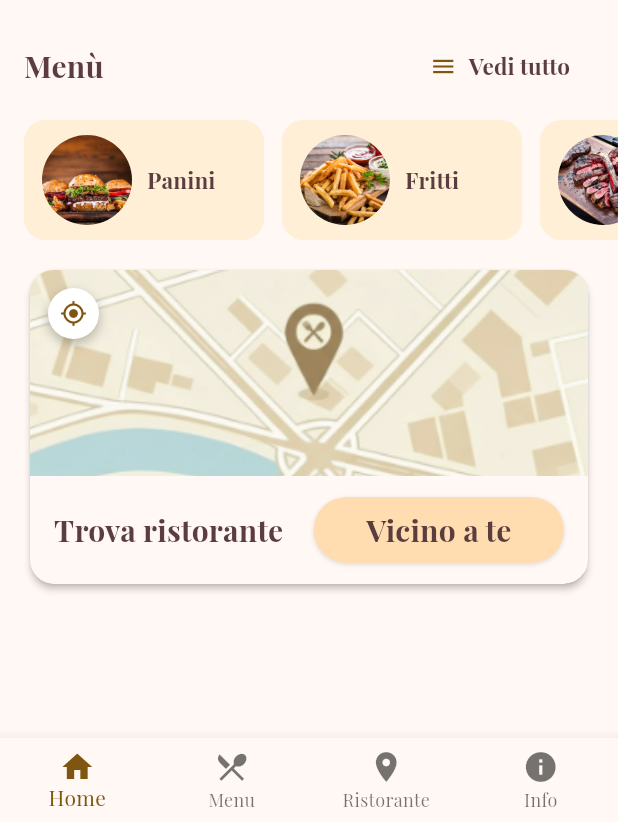
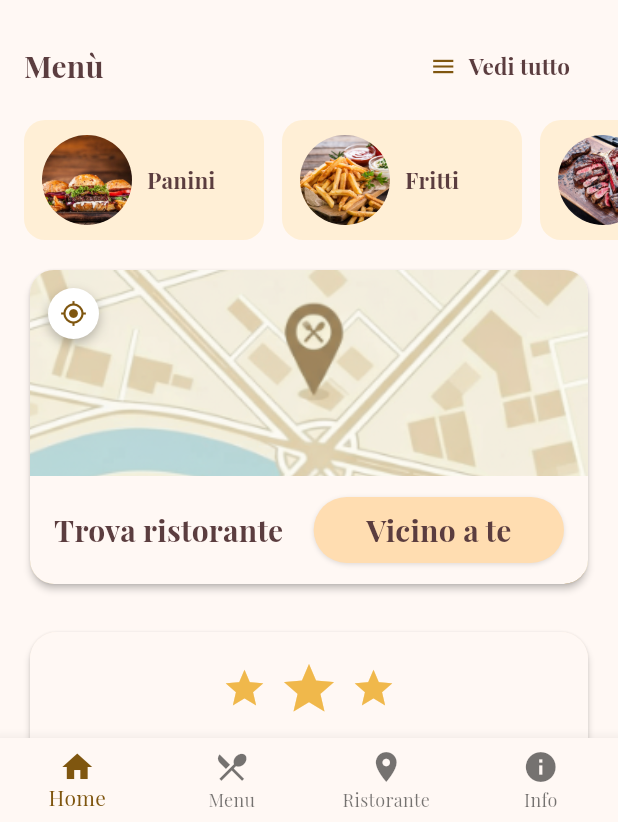
Before and after one commit to AandreaSp/crunchy, a Flutter app: the screen it shows after launch, on a phone screen of 412 x 824 dp, the part 414-1236 px from its top. Run offline on Flutter 3.47's test engine with Material 3 defaults, Android fonts, the phone set to English and light mode, and no system bars; project files that could hold a hidden picture were left out.

Commit message:
card per le recensioni nella home

```diff
--- a/lib/pages/home.dart
+++ b/lib/pages/home.dart
@@ -1,5 +1,6 @@
 import 'package:crunchy/pages/menu_list.dart';
 import 'package:flutter/material.dart';
+import 'package:crunchy/widgets/review_card.dart';
 
 class HomePage extends StatelessWidget {
   final VoidCallback onOpenMenu;
@@ -10,11 +11,12 @@ class HomePage extends StatelessWidget {
     final cs = Theme.of(context).colorScheme;
 
     return Scaffold(
-      body: Center(
+      body: SafeArea(
+        child: SingleChildScrollView(
+          child: Center(
             child: Column(
               crossAxisAlignment: CrossAxisAlignment.stretch,
               children: [
-            // immagine della home
                 Padding(
                   padding: const EdgeInsets.all(20),
                   child: ClipRRect(
@@ -33,7 +35,10 @@ class HomePage extends StatelessWidget {
                   child: Row(
                     mainAxisAlignment: MainAxisAlignment.spaceBetween,
                     children: [
-                  Text('Menù', style: Theme.of(context).textTheme.titleMedium),
+                      Text(
+                        'Menù',
+                        style: Theme.of(context).textTheme.titleMedium,
+                      ),
                       TextButton.icon(
                         onPressed: onOpenMenu,
                         icon: const Icon(Icons.menu),
@@ -91,20 +96,22 @@ class HomePage extends StatelessWidget {
                                   ),
                                 ),
                               );
-                        } else if(name == 'panini') {
+                            } else if (name == 'panini') {
                               Navigator.of(context).push(
                                 MaterialPageRoute(
                                   builder: (_) => const MenuListPage(
                                     category: 'panini',
-                                title: 'Panini'),
+                                    title: 'Panini',
+                                  ),
                                 ),
                               );
-                        } else if(name == 'carne') {
+                            } else if (name == 'carne') {
                               Navigator.of(context).push(
                                 MaterialPageRoute(
                                   builder: (_) => const MenuListPage(
                                     category: 'carne',
-                                title: 'Carne'),
+                                    title: 'Carne',
+                                  ),
                                 ),
                               );
                             }
@@ -118,7 +125,7 @@ class HomePage extends StatelessWidget {
                                 const SizedBox(width: 12),
                                 CircleAvatar(
                                   radius: 30,
-                              backgroundColor: Color.fromARGB(
+                                  backgroundColor: const Color.fromARGB(
                                     255,
                                     255,
                                     239,
@@ -132,7 +139,9 @@ class HomePage extends StatelessWidget {
                                     c.name,
                                     maxLines: 1,
                                     overflow: TextOverflow.ellipsis,
-                                style: Theme.of(context).textTheme.titleSmall,
+                                    style: Theme.of(
+                                      context,
+                                    ).textTheme.titleSmall,
                                   ),
                                 ),
                                 const SizedBox(width: 12),
@@ -163,7 +172,10 @@ class HomePage extends StatelessWidget {
                           child: Stack(
                             fit: StackFit.expand,
                             children: [
-                          Image.asset('asset/mappa/map.png', fit: BoxFit.cover),
+                              Image.asset(
+                                'asset/mappa/map.png',
+                                fit: BoxFit.cover,
+                              ),
                               Positioned.fill(
                                 child: DecoratedBox(
                                   decoration: BoxDecoration(
@@ -176,10 +188,10 @@ class HomePage extends StatelessWidget {
                                 top: 12,
                                 child: Container(
                                   padding: const EdgeInsets.all(8),
-                              decoration: BoxDecoration(
+                                  decoration: const BoxDecoration(
                                     color: Colors.white,
                                     shape: BoxShape.circle,
-                                boxShadow: const [
+                                    boxShadow: [
                                       BoxShadow(
                                         blurRadius: 6,
                                         offset: Offset(0, 3),
@@ -263,7 +275,17 @@ class HomePage extends StatelessWidget {
                     ),
                   ),
                 ),
+                // card recensioni
+                const SizedBox(height: 12),
+                ReviewCard(
+                  imageAsset: 'asset/recensioni/recensione.png',
+                  onPressed: () {
+                    // schermata recensioni
+                  },
+                ),
               ],
+            ),
+          ),
         ),
       ),
     );
--- /dev/null
+++ b/lib/widgets/review_card.dart
@@ -0,0 +1,77 @@
+import 'package:flutter/material.dart';
+
+class ReviewCard extends StatelessWidget {
+  final String imageAsset;
+  final VoidCallback onPressed;
+  final EdgeInsetsGeometry margin;
+
+  const ReviewCard({
+    super.key,
+    required this.imageAsset,
+    required this.onPressed,
+    this.margin = const EdgeInsets.symmetric(horizontal: 20),
+  });
+
+  @override
+  Widget build(BuildContext context) {
+    final cs = Theme.of(context).colorScheme;
+
+    return Card(
+      margin: margin,
+      elevation: 2,
+      clipBehavior: Clip.antiAlias,
+      shape: RoundedRectangleBorder(borderRadius: BorderRadius.circular(18)),
+      child: Container(
+        color: cs.surface,
+        padding: const EdgeInsets.fromLTRB(20, 18, 20, 18),
+        child: Column(
+          mainAxisSize: MainAxisSize.min,
+          children: [
+            Row(
+              mainAxisAlignment: MainAxisAlignment.center,
+              children: [
+                Icon(Icons.star, color: Color(0xFFF0B84B), size: 30),
+                const SizedBox(width: 8),
+                Icon(Icons.star, color: Color(0xFFF0B84B), size: 40),
+                const SizedBox(width: 8),
+                Icon(Icons.star, color: Color(0xFFF0B84B), size: 30),
+              ],
+            ),
+            const SizedBox(height: 10),
+
+            Text(
+              'Dacci la tua opinione',
+              textAlign: TextAlign.center,
+              style: Theme.of(context).textTheme.titleMedium,
+            ),
+            const SizedBox(height: 14),
+
+            ClipRRect(
+              borderRadius: BorderRadius.circular(12),
+              child: Image.asset(imageAsset, height: 140, fit: BoxFit.cover),
+            ),
+            const SizedBox(height: 16),
+
+            ElevatedButton(
+              onPressed: onPressed,
+              style: ElevatedButton.styleFrom(
+                elevation: 0,
+                backgroundColor: cs.primaryContainer,
+                foregroundColor: cs.onPrimaryContainer,
+                shape: const StadiumBorder(),
+                padding: const EdgeInsets.symmetric(
+                  horizontal: 32,
+                  vertical: 12,
+                ),
+              ),
+              child: Text(
+                'Scrivi recensione',
+                style: Theme.of(context).textTheme.titleMedium,
+              ),
+            ),
+          ],
+        ),
+      ),
+    );
+  }
+}
--- a/pubspec.yaml
+++ b/pubspec.yaml
@@ -46,6 +46,9 @@ flutter:
     # Cartella per le foto delle bevande
     - asset/menu/bevande/
 
+  # Cartella per il menu
+    - asset/recensioni/
+
     # Json
     - asset/menu_card.json
     - asset/menu.json
```
Also changed, not shown: asset/recensioni/recensione.png (added). Lines whose indentation alone changed are shown as unchanged.
